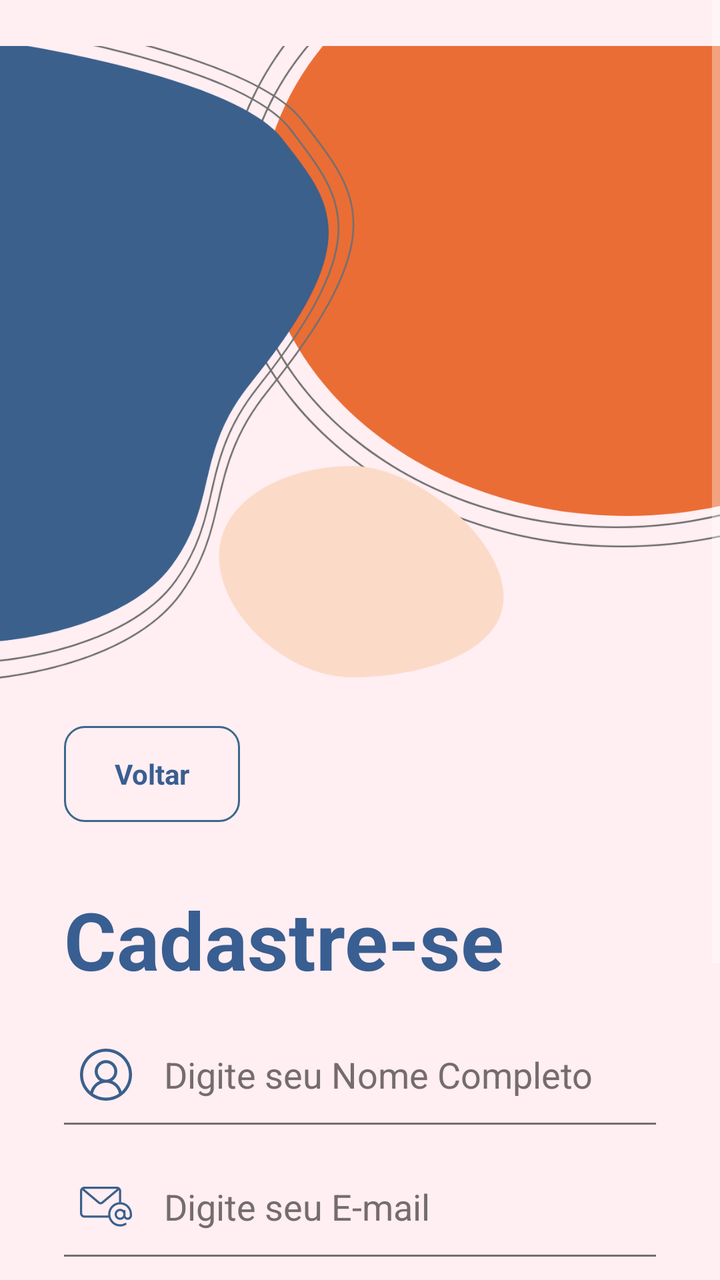
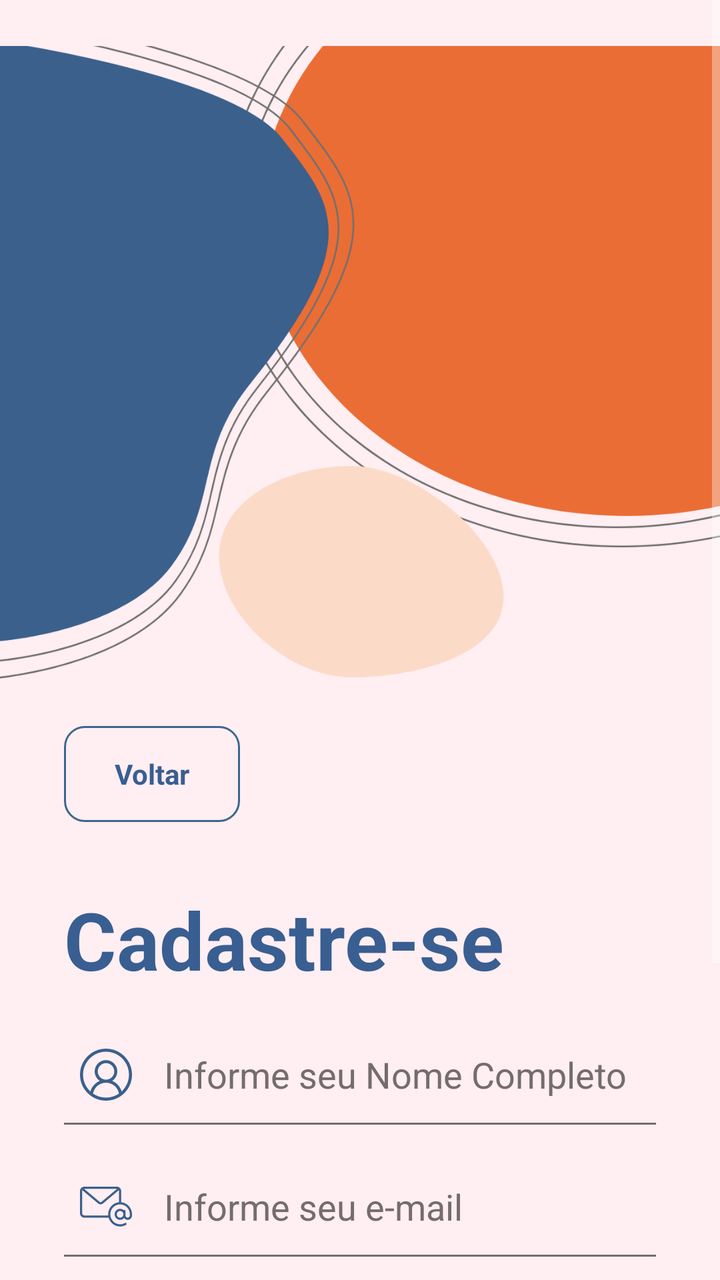

Screens rendered from an Android XML layout before and after an edit, with the pre-edit source and the edit as a unified diff.
<!-- AndroidManifest.xml: application theme Theme.AppListaAlunos -->
<!-- res/layout/cadastro_usuario.xml -->
<?xml version="1.0" encoding="utf-8"?>
<androidx.constraintlayout.widget.ConstraintLayout xmlns:android="http://schemas.android.com/apk/res/android"
    xmlns:app="http://schemas.android.com/apk/res-auto"
    xmlns:tools="http://schemas.android.com/tools"
    android:layout_width="match_parent"
    android:layout_height="match_parent"
    android:backgroundTint="@color/backgroud_app">

    <ScrollView
        android:layout_width="match_parent"
        android:layout_height="match_parent"
        android:background="@color/backgroud_app"
        app:layout_constraintBottom_toBottomOf="parent"
        app:layout_constraintEnd_toEndOf="parent"
        app:layout_constraintStart_toStartOf="parent"
        app:layout_constraintTop_toTopOf="parent">

        <LinearLayout
            android:layout_width="match_parent"
            android:layout_height="wrap_content"
            android:background="@color/backgroud_app"
            android:orientation="vertical">

            <ImageView
                android:id="@+id/imageView2"
                android:layout_width="match_parent"
                android:layout_height="wrap_content"
                android:importantForAccessibility="no"
                app:srcCompat="@drawable/top_background2" />

            <Button
                android:id="@+id/buttonVoltar"
                style="@android:style/Widget.Button"
                android:layout_width="wrap_content"
                android:layout_height="0dp"
                android:layout_marginLeft="32dp"
                android:layout_marginRight="32dp"
                android:layout_marginBottom="32dp"
                android:layout_weight="1"
                android:background="@drawable/button_background"
                android:padding="8dp"
                android:text="@string/voltar"
                android:textColor="@color/text"
                android:textStyle="bold" />

            <TextView
                android:id="@+id/textView4"
                android:layout_width="match_parent"
                android:layout_height="wrap_content"
                android:layout_marginLeft="32dp"
                android:layout_marginRight="32dp"
                android:text="@string/Cadastre_se"
                android:textColor="@color/text"
                android:textSize="40sp"
                android:textStyle="bold"
                />

            <EditText
                android:id="@+id/editTextName"
                android:layout_width="match_parent"
                android:layout_height="50dp"
                android:layout_marginLeft="32dp"
                android:layout_marginTop="16dp"
                android:layout_marginRight="32dp"
                android:autofillHints="name"
                android:background="@drawable/edittext_background"
                android:drawableStart="@drawable/name"
                android:drawablePadding="16dp"
                android:ems="10"
                android:hint="@string/digite_seu_nome"
                android:inputType="textPersonName"
                android:padding="8dp"
                android:textColor="@color/text"
                android:textColorHint="@color/Login_edittext" />

            <EditText
                android:id="@+id/editTextEmail"
                android:layout_width="match_parent"
                android:layout_height="50dp"
                android:layout_marginLeft="32dp"
                android:layout_marginTop="16dp"
                android:layout_marginRight="32dp"
                android:autofillHints="emailAddress"
                android:background="@drawable/edittext_background"
                android:drawableStart="@drawable/email"
                android:drawablePadding="16dp"
                android:ems="10"
                android:hint="@string/digite_seu_email"
                android:inputType="textPersonName"
                android:padding="8dp"
                android:textColor="@color/text"
                android:textColorHint="@color/Login_edittext" />

            <EditText
                android:id="@+id/editTextPassword"
                android:layout_width="match_parent"
                android:layout_height="50dp"
                android:layout_marginLeft="32dp"
                android:layout_marginTop="16dp"
                android:layout_marginRight="32dp"
                android:autofillHints="password"
                android:background="@drawable/edittext_background"
                android:drawableStart="@drawable/password"
                android:drawablePadding="16dp"
                android:ems="10"
                android:hint="@string/digite_sua_senha"
                android:inputType="textPassword"
                android:padding="8dp"
                android:textColor="@color/text"
                android:textColorHint="@color/Login_edittext" />

            <EditText
                android:id="@+id/editTextConfirmPassword"
                android:layout_width="match_parent"
                android:layout_height="50dp"
                android:layout_marginLeft="32dp"
                android:layout_marginTop="16dp"
                android:layout_marginRight="32dp"
                android:autofillHints="password"
                android:background="@drawable/edittext_background"
                android:drawableStart="@drawable/password"
                android:drawablePadding="16dp"
                android:ems="10"
                android:hint="@string/confirme_sua_senha"
                android:inputType="textPassword"
                android:padding="8dp"
                android:textColor="@color/text"
                android:textColorHint="@color/Login_edittext" />

            <ImageView
                android:id="@+id/imageView3"
                android:layout_width="58dp"
                android:layout_height="58dp"
                android:layout_gravity="end"
                android:layout_margin="16dp"
                android:layout_marginEnd="32dp"
                android:importantForAccessibility="no"
                app:srcCompat="@drawable/btn_arrow2" />

        </LinearLayout>
    </ScrollView>

</androidx.constraintlayout.widget.ConstraintLayout>
<!-- resources referenced by this layout -->
<resources>
  <color name="Login_edittext">#756c6c</color>
  <color name="backgroud_app">#ffeef2</color>
  <color name="text">#395e91</color>
  <!-- drawable btn_arrow2: png bitmap (drawable-hdpi, 3339 bytes) -->
  <!-- drawable button_background (drawable) -->
  <?xml version="1.0" encoding="utf-8"?>
  <layer-list xmlns:android="http://schemas.android.com/apk/res/android">
  <item>
      <shape android:shape="rectangle">
          <stroke android:width="1dp" android:color="#3b688c"/>
          <corners android:radius="10dp"/>
      </shape>
  </item>
  </layer-list>
  <!-- drawable edittext_background (drawable) -->
  <?xml version="1.0" encoding="utf-8"?>
  <layer-list xmlns:android="http://schemas.android.com/apk/res/android">
  <item android:top="-3dp" android:bottom="-1dp" android:left="-3dp" android:right="-3dp">
      <shape android:shape="rectangle">
          <stroke android:width="2dp" android:color="@color/Login_edittext"/>
      </shape>
  </item>
  </layer-list>
  <!-- drawable email: png bitmap (drawable-hdpi, 1038 bytes) -->
  <!-- drawable name: png bitmap (drawable-hdpi, 1406 bytes) -->
  <!-- drawable password: png bitmap (drawable-hdpi, 707 bytes) -->
  <!-- drawable top_background2: png bitmap (drawable-hdpi, 50722 bytes) -->
  <string name="Cadastre_se">Cadastre-se</string>
  <string name="confirme_sua_senha">Confirme sua Senha</string>
  <string name="digite_seu_email">Digite seu E-mail </string>
  <string name="digite_seu_nome">Digite seu Nome Completo </string>
  <string name="digite_sua_senha">Digite sua Senha</string>
  <string name="voltar">Voltar</string>
  <style name="Theme.AppListaAlunos" parent="Theme.AppCompat.NoActionBar">
          
          <item name="colorPrimary">#63A5EF</item>
          <item name="colorPrimaryVariant">#3F8DDC</item>
          <item name="colorOnPrimary">#003B46</item>
          
          <item name="colorSecondary">#A1D9D1</item>
          <item name="colorSecondaryVariant">#72C1B8</item>
          <item name="colorOnSecondary">#003B46</item>
          
          <item name="android:statusBarColor" tools:targetApi="l">?attr/colorPrimaryVariant</item>
          
          <item name="colorOnBackground">#2D3748</item> 
          <item name="colorSurface">@color/backgroud_app</item> 
          <item name="colorOnSurface">#4A5568</item> 
      </style>
</resources>

<!-- the commit's change to res/layout/cadastro_usuario.xml (unified diff, before → after) -->
@@ -67,7 +67,7 @@
                 android:drawableStart="@drawable/name"
                 android:drawablePadding="16dp"
                 android:ems="10"
-                android:hint="@string/digite_seu_nome"
+                android:hint="@string/informe_seu_nome"
                 android:inputType="textPersonName"
                 android:padding="8dp"
                 android:textColor="@color/text"
@@ -85,8 +85,8 @@
                 android:drawableStart="@drawable/email"
                 android:drawablePadding="16dp"
                 android:ems="10"
-                android:hint="@string/digite_seu_email"
-                android:inputType="textPersonName"
+                android:hint="@string/informe_seu_email"
+                android:inputType="textEmailAddress"
                 android:padding="8dp"
                 android:textColor="@color/text"
                 android:textColorHint="@color/Login_edittext" />
@@ -103,7 +103,7 @@
                 android:drawableStart="@drawable/password"
                 android:drawablePadding="16dp"
                 android:ems="10"
-                android:hint="@string/digite_sua_senha"
+                android:hint="@string/informe_uma_senha"
                 android:inputType="textPassword"
                 android:padding="8dp"
                 android:textColor="@color/text"
@@ -121,7 +121,7 @@
                 android:drawableStart="@drawable/password"
                 android:drawablePadding="16dp"
                 android:ems="10"
-                android:hint="@string/confirme_sua_senha"
+                android:hint="@string/confirme_senha"
                 android:inputType="textPassword"
                 android:padding="8dp"
                 android:textColor="@color/text"
<!-- resource entries referenced after the edit -->
@@ -28,10 +28,10 @@
   <!-- drawable password: png bitmap (drawable-hdpi, 707 bytes) -->
   <!-- drawable top_background2: png bitmap (drawable-hdpi, 50722 bytes) -->
   <string name="Cadastre_se">Cadastre-se</string>
-  <string name="confirme_sua_senha">Confirme sua Senha</string>
-  <string name="digite_seu_email">Digite seu E-mail </string>
-  <string name="digite_seu_nome">Digite seu Nome Completo </string>
-  <string name="digite_sua_senha">Digite sua Senha</string>
+  <string name="confirme_senha">Confirme a Senha</string>
+  <string name="informe_seu_email">Informe seu e-mail </string>
+  <string name="informe_seu_nome">Informe seu Nome Completo </string>
+  <string name="informe_uma_senha">Informe uma Senha</string>
   <string name="voltar">Voltar</string>
   <style name="Theme.AppListaAlunos" parent="Theme.AppCompat.NoActionBar">
           
